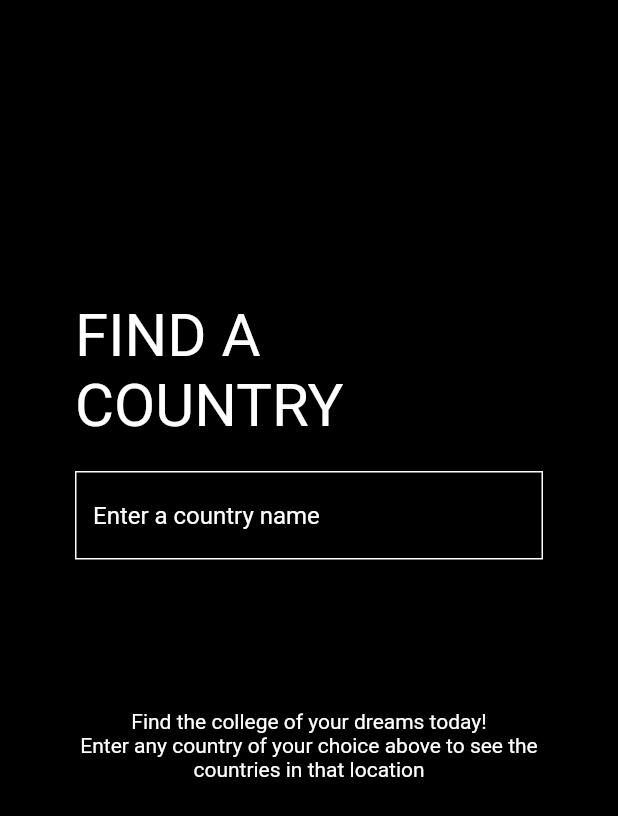
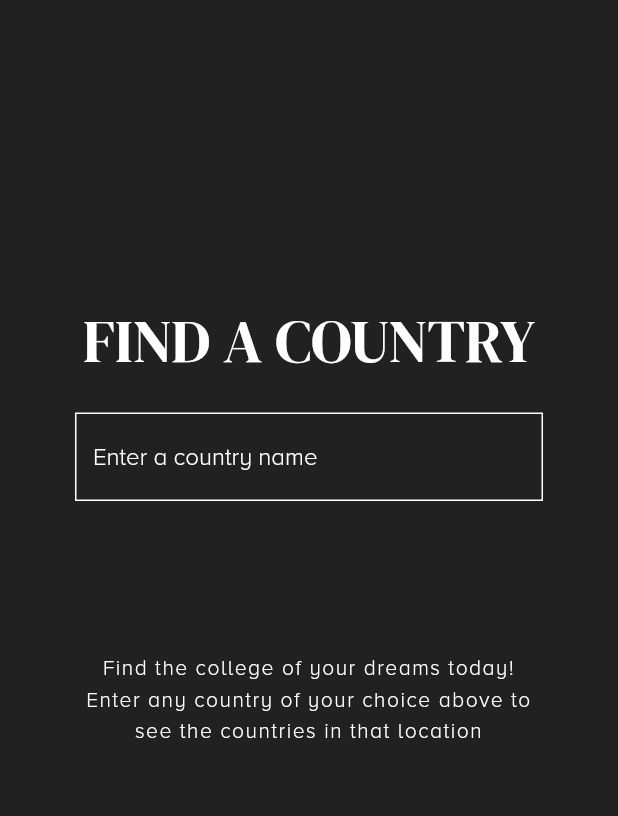
Before and after one commit to danielchukwu/findcollege-app-flutter, a Flutter app: the screen it shows after launch, on a phone screen of 412 x 824 dp. Shown: the top 816 px of the screen. Run offline on Flutter 3.47's test engine with Material 2 defaults, Android fonts, the light colour scheme and no system bars; our stand-ins replace flutter_spinkit.

Commit message:
add proxima and DMSerif fonts

```diff
--- a/lib/pages/home.dart
+++ b/lib/pages/home.dart
@@ -33,7 +33,7 @@ class _HomeState extends State<Home> {
       backgroundColor: const Color(0xFFf6f7f7),
       body: SafeArea(
         child: Container(
-          color: Colors.black,
+          color: Colors.black87,
           // decoration: const BoxDecoration(
           //     image: DecorationImage(
           //   image: AssetImage('assets/images/9-15.jpg'),
@@ -48,6 +48,7 @@ class _HomeState extends State<Home> {
                     style: const TextStyle(
                       color: Colors.white,
                       fontSize: 40,
+                      fontFamily: 'DMSerif',
                     )),
                 const SizedBox(height: 20.0),
 
@@ -56,7 +57,8 @@ class _HomeState extends State<Home> {
                   // onChanged: (value) => print(value),
                   onSubmitted: (value) => handleSubmittion(),
                   controller: inputController,
-                  style: const TextStyle(color: Colors.white),
+                  style: const TextStyle(
+                      color: Colors.white, fontFamily: 'Proxima'),
                   decoration: const InputDecoration(
                       filled: false,
                       fillColor: Colors.white,
@@ -85,6 +87,9 @@ class _HomeState extends State<Home> {
                       textAlign: TextAlign.center,
                       style: TextStyle(
                         color: Colors.white,
+                        letterSpacing: 1.0,
+                        height: 1.5,
+                        fontFamily: 'Proxima',
                       ),
                     ),
                   ],
```
